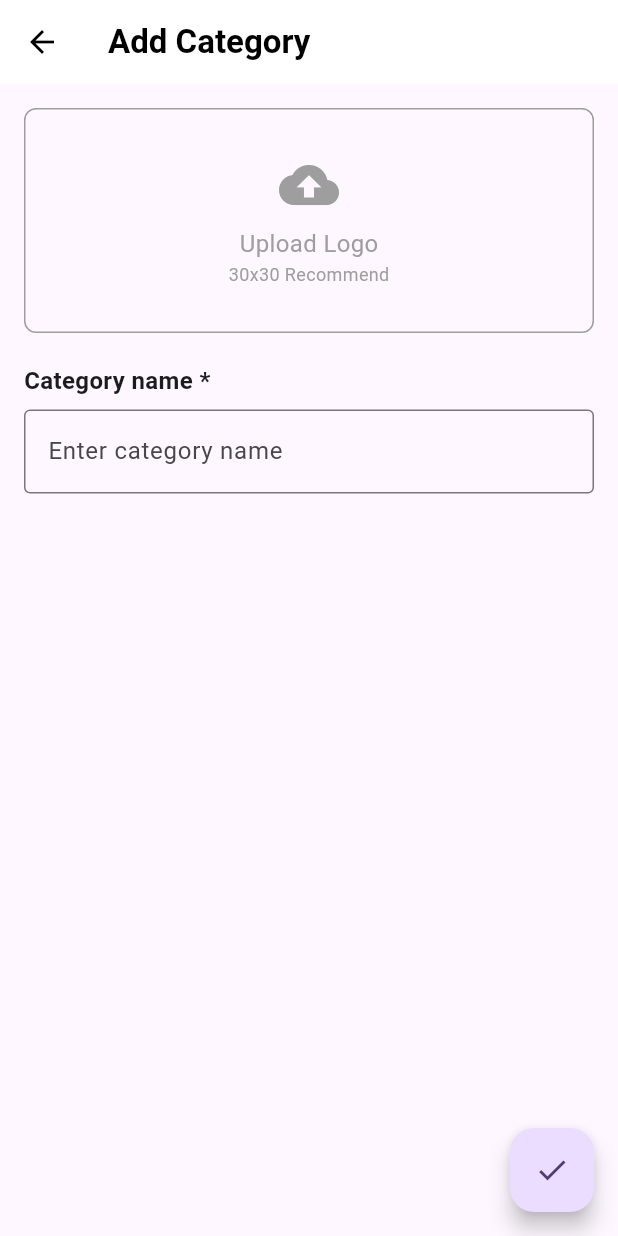
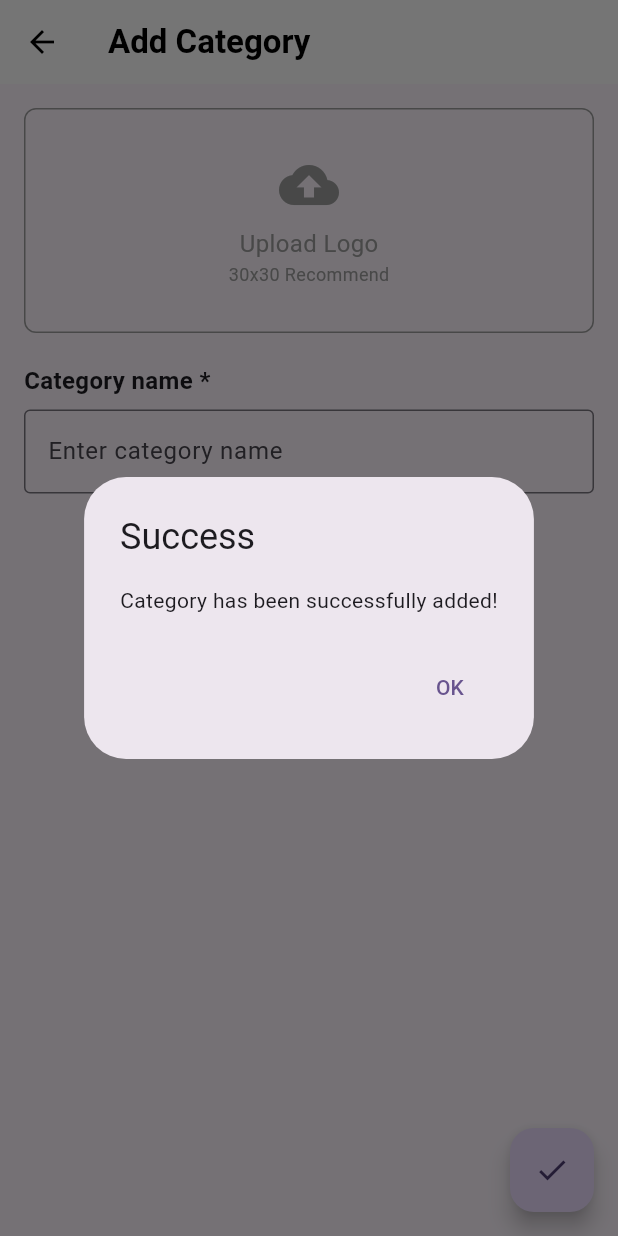
Before and after one commit to dionisiusnp/flutter-bootcamp, a Flutter app: the CreateCategoryScreen screen opened directly, after a tap on the "check" icon, on a phone screen of 412 x 824 dp. Run offline on Flutter 3.47's test engine with Material 3 defaults, Android fonts, the phone set to English and light mode, and no system bars.

```diff
--- a/lib/auth/login.dart
+++ b/lib/auth/login.dart
@@ -58,12 +58,12 @@ class _LoginState extends State<Login> {
           if (data['user'] == 1) {
             Navigator.pushReplacement(
               context,
-              MaterialPageRoute(builder: (context) => BuyerScreen()),
+              MaterialPageRoute(builder: (context) => SellerScreen()),
             );
           } else {
             Navigator.pushReplacement(
               context,
-              MaterialPageRoute(builder: (context) => SellerScreen()),
+              MaterialPageRoute(builder: (context) => BuyerScreen()),
             );
           }
         } else {
--- a/lib/auth/register.dart
+++ b/lib/auth/register.dart
@@ -38,7 +38,7 @@ class _RegisterState extends State<Register> {
       "name": _controllerUsername.text,
       "email": _controllerEmail.text,
       "password": _controllerPassword.text,
-      "is_seller": true,
+      "is_seller": false,
       "address": 'Surabaya'
     };
 
--- a/lib/seller/category/create_screen.dart
+++ b/lib/seller/category/create_screen.dart
@@ -7,6 +7,29 @@ class CreateCategoryScreen extends StatefulWidget {
 
 class _CreateCategoryScreenState extends State<CreateCategoryScreen> {
   final GlobalKey<FormState> _formKey = GlobalKey();
+  final TextEditingController _categoryNameController = TextEditingController();
+
+  bool _isLoading = false;
+
+  Future<void> _submit() async {
+    // Pastikan form sudah valid sebelum mengirim request
+    showDialog(
+        context: context,
+        builder: (ctx) => AlertDialog(
+          title: const Text('Success'),
+          content: const Text('Category has been successfully added!'),
+          actions: [
+            TextButton(
+              onPressed: () {
+                Navigator.pop(ctx); // Close the dialog
+                Navigator.pop(context); // Go back to the previous screen
+              },
+              child: const Text('OK'),
+            ),
+          ],
+        ),
+      );
+  }
 
   @override
   Widget build(BuildContext context) {
@@ -76,9 +99,7 @@ class _CreateCategoryScreenState extends State<CreateCategoryScreen> {
             Align(
               alignment: Alignment.bottomRight,
               child: FloatingActionButton(
-                onPressed: () {
-                  // Handle save category functionality
-                },
+                onPressed: _submit,
                 child: Icon(Icons.check),
               ),
             )
```
